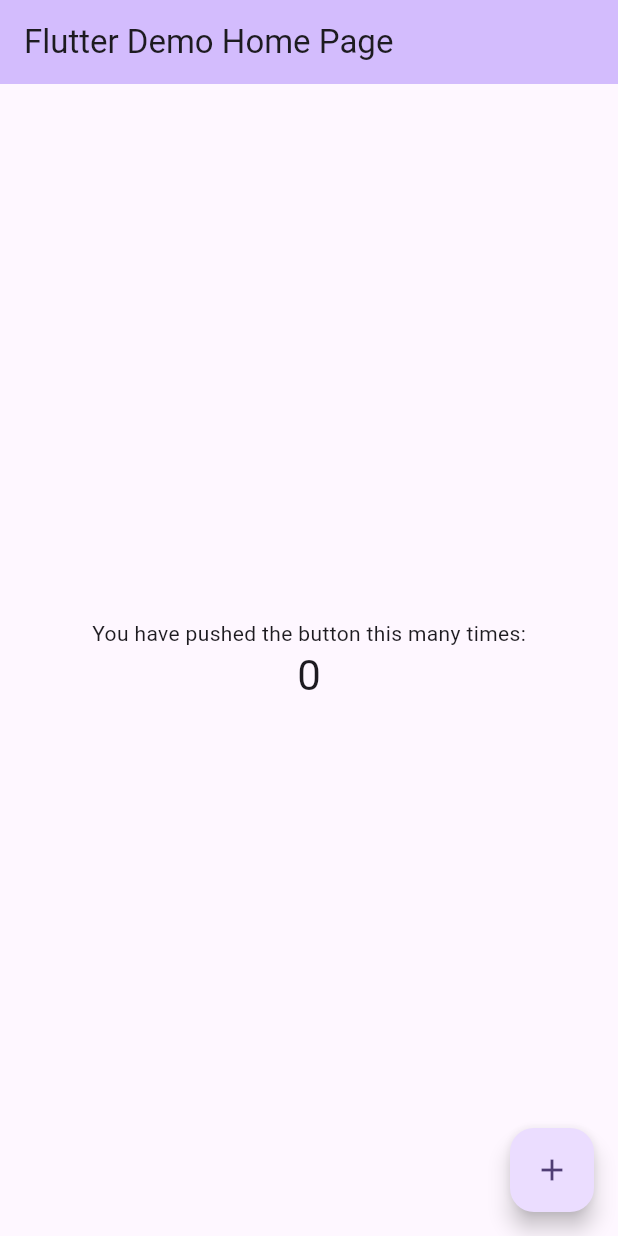
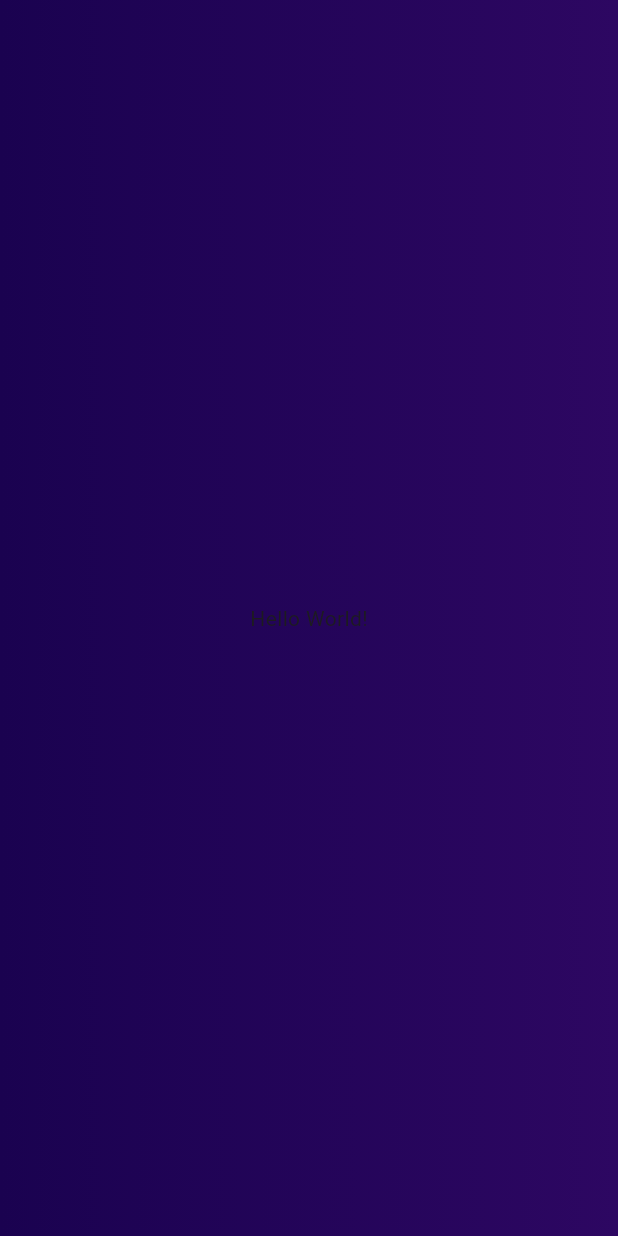
Before and after one commit to Isco170/Flutter_projects, a Flutter app: the screen it shows after launch, on a phone screen of 412 x 824 dp. Run offline on Flutter 3.47's test engine with Material 3 defaults, Android fonts, the phone set to English and light mode, and no system bars.

Commit message:
Generics, Lists & Adding Gradient Colors

```diff
--- a/first_app/lib/main.dart
+++ b/first_app/lib/main.dart
@@ -1,125 +1,23 @@
 import 'package:flutter/material.dart';
 
 void main() {
-  runApp(const MyApp());
-}
-
-class MyApp extends StatelessWidget {
-  const MyApp({super.key});
-
-  // This widget is the root of your application.
-  @override
-  Widget build(BuildContext context) {
-    return MaterialApp(
-      title: 'Flutter Demo',
-      theme: ThemeData(
-        // This is the theme of your application.
-        //
-        // TRY THIS: Try running your application with "flutter run". You'll see
-        // the application has a purple toolbar. Then, without quitting the app,
-        // try changing the seedColor in the colorScheme below to Colors.green
-        // and then invoke "hot reload" (save your changes or press the "hot
-        // reload" button in a Flutter-supported IDE, or press "r" if you used
-        // the command line to start the app).
-        //
-        // Notice that the counter didn't reset back to zero; the application
-        // state is not lost during the reload. To reset the state, use hot
-        // restart instead.
-        //
-        // This works for code too, not just values: Most code changes can be
-        // tested with just a hot reload.
-        colorScheme: ColorScheme.fromSeed(seedColor: Colors.deepPurple),
-        useMaterial3: true,
-      ),
-      home: const MyHomePage(title: 'Flutter Demo Home Page'),
-    );
-  }
-}
-
-class MyHomePage extends StatefulWidget {
-  const MyHomePage({super.key, required this.title});
-
-  // This widget is the home page of your application. It is stateful, meaning
-  // that it has a State object (defined below) that contains fields that affect
-  // how it looks.
-
-  // This class is the configuration for the state. It holds the values (in this
-  // case the title) provided by the parent (in this case the App widget) and
-  // used by the build method of the State. Fields in a Widget subclass are
-  // always marked "final".
-
-  final String title;
-
-  @override
-  State<MyHomePage> createState() => _MyHomePageState();
-}
-
-class _MyHomePageState extends State<MyHomePage> {
-  int _counter = 0;
-
-  void _incrementCounter() {
-    setState(() {
-      // This call to setState tells the Flutter framework that something has
-      // changed in this State, which causes it to rerun the build method below
-      // so that the display can reflect the updated values. If we changed
-      // _counter without calling setState(), then the build method would not be
-      // called again, and so nothing would appear to happen.
-      _counter++;
-    });
-  }
-
-  @override
-  Widget build(BuildContext context) {
-    // This method is rerun every time setState is called, for instance as done
-    // by the _incrementCounter method above.
-    //
-    // The Flutter framework has been optimized to make rerunning build methods
-    // fast, so that you can just rebuild anything that needs updating rather
-    // than having to individually change instances of widgets.
-    return Scaffold(
-      appBar: AppBar(
-        // TRY THIS: Try changing the color here to a specific color (to
-        // Colors.amber, perhaps?) and trigger a hot reload to see the AppBar
-        // change color while the other colors stay the same.
-        backgroundColor: Theme.of(context).colorScheme.inversePrimary,
-        // Here we take the value from the MyHomePage object that was created by
-        // the App.build method, and use it to set our appbar title.
-        title: Text(widget.title),
-      ),
-      body: Center(
-        // Center is a layout widget. It takes a single child and positions it
-        // in the middle of the parent.
-        child: Column(
-          // Column is also a layout widget. It takes a list of children and
-          // arranges them vertically. By default, it sizes itself to fit its
-          // children horizontally, and tries to be as tall as its parent.
-          //
-          // Column has various properties to control how it sizes itself and
-          // how it positions its children. Here we use mainAxisAlignment to
-          // center the children vertically; the main axis here is the vertical
-          // axis because Columns are vertical (the cross axis would be
-          // horizontal).
-          //
-          // TRY THIS: Invoke "debug painting" (choose the "Toggle Debug Paint"
-          // action in the IDE, or press "p" in the console), to see the
-          // wireframe for each widget.
-          mainAxisAlignment: MainAxisAlignment.center,
-          children: <Widget>[
-            const Text(
-              'You have pushed the button this many times:',
+  runApp(
+    MaterialApp(
+      home: Scaffold(
+        body: Container(
+          decoration: const BoxDecoration(
+            gradient: LinearGradient(
+              colors: [
+                Color.fromARGB(255, 26, 2, 80),
+                Color.fromARGB(255, 45, 7, 98),
+              ],
             ),
-            Text(
-              '$_counter',
-              style: Theme.of(context).textTheme.headlineMedium,
-            ),
-          ],
+          ),
+          child: const Center(
+            child: Text('Hello World!'),
+          ),
         ),
       ),
-      floatingActionButton: FloatingActionButton(
-        onPressed: _incrementCounter,
-        tooltip: 'Increment',
-        child: const Icon(Icons.add),
-      ), // This trailing comma makes auto-formatting nicer for build methods.
-    );
-  }
+    ),
+  );
 }
```
